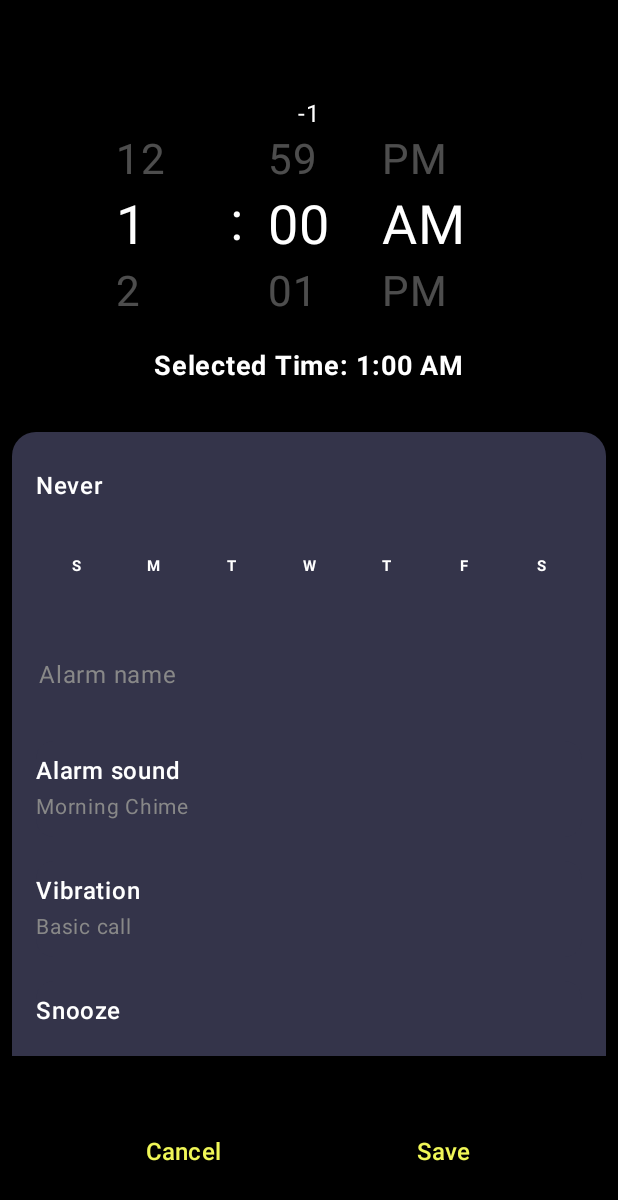
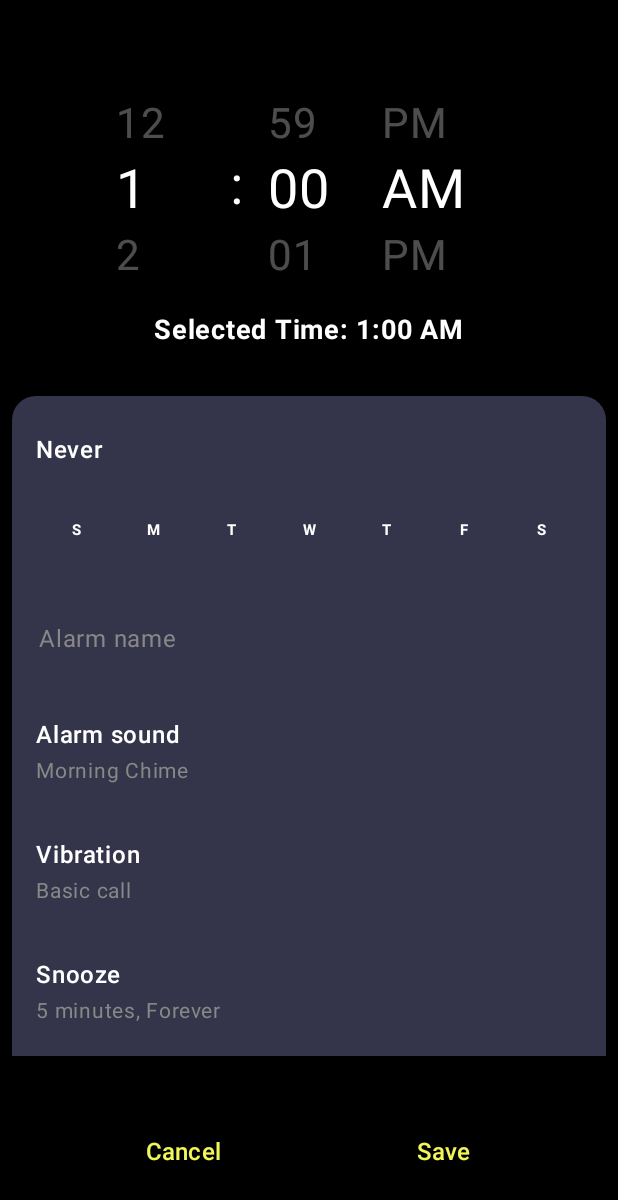
Before and after one commit to phamanhtuan-coder/CNPM_NhomAnhTuan_AlarmClockApp, an Android app built with Jetpack Compose: the composable AlarmDetailsScreen shown on its own in the app's theme, on a phone screen of 412 x 824 dp. Shown: the top 1200 px of the screen. Run offline under Robolectric (Android 15) with nearby library versions, the phone set to English and light mode, and no system bars; our stand-ins replace Room's generated code.

Commit message:
Hide debug text

```diff
--- a/app/src/main/java/com/example/cnpm_nhomanhtuan_alarmclockapp/ui/view/AlarmDetailScreen.kt
+++ b/app/src/main/java/com/example/cnpm_nhomanhtuan_alarmclockapp/ui/view/AlarmDetailScreen.kt
@@ -160,7 +160,7 @@
                     horizontalAlignment = Alignment.CenterHorizontally,
                     verticalArrangement = Arrangement.Center
                 ) {
-                    Text(text=id.toString(), color = Color.White)
+//                    Text(text=id.toString(), color = Color.White)
                     EndlessRollingPadlockTimePicker(
                         modifier = Modifier.fillMaxWidth(),
                         onTimeSelected = { time -> selectedTime = time },
--- a/app/src/main/java/com/example/cnpm_nhomanhtuan_alarmclockapp/ui/view/AlarmScreen.kt
+++ b/app/src/main/java/com/example/cnpm_nhomanhtuan_alarmclockapp/ui/view/AlarmScreen.kt
@@ -122,9 +122,9 @@
                     .padding(innerPadding),
             ) {
                 items (alarmScreenState.alarms){alarm ->
-                    Text("${alarm.id}")
+//                    Text("${alarm.id}")
                     AlarmCard(
-                        label = alarm.label.ifEmpty { "Alarm ${alarm.id}" },
+                        label = alarm.label.ifEmpty { "Alarm" },
                         time = alarm.time,
                         days =  alarm.days,
                         isEnabled = alarm.isEnabled,
```
